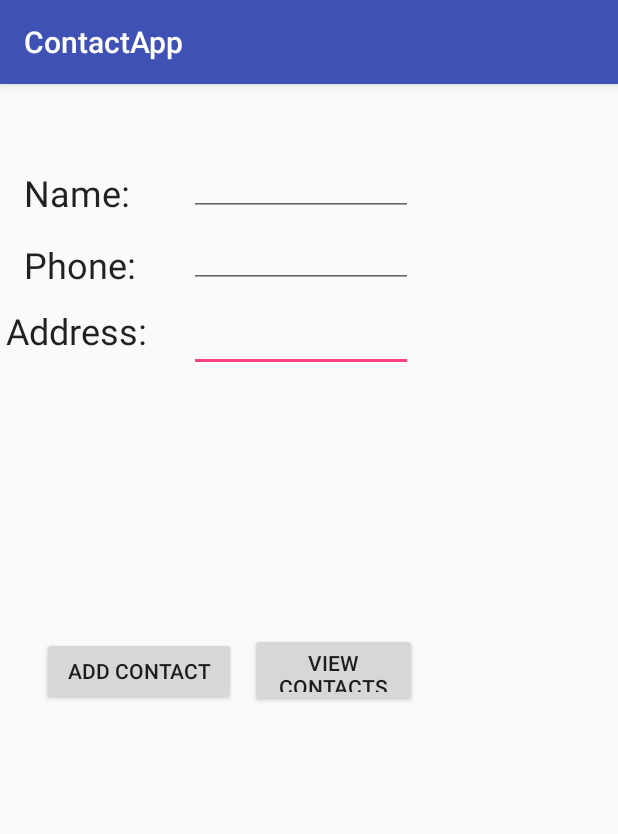
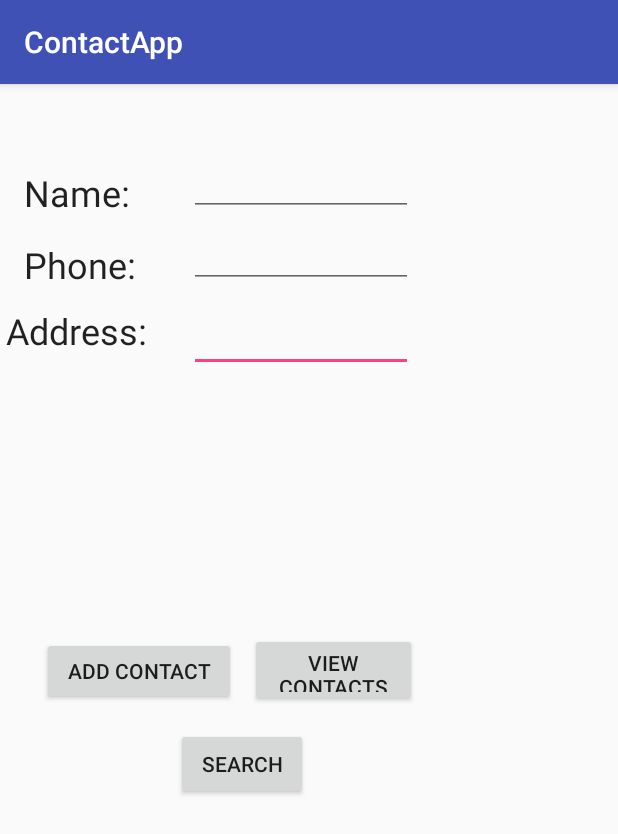
Before and after one commit to Blackc0650/BlackCameron_SQLnotes, an Android app: the screen it shows after launch (MainActivity), on a phone screen of 412 x 824 dp. Shown: the top 834 px of the screen. Run offline under Robolectric (Android 15) with nearby library versions, the phone set to English and light mode, and no system bars.

Commit message:
Up to date?
I might be up to date

```diff
--- a/app/src/main/AndroidManifest.xml
+++ b/app/src/main/AndroidManifest.xml
@@ -16,6 +16,7 @@
                 <category android:name="android.intent.category.LAUNCHER" />
             </intent-filter>
         </activity>
+        <activity android:name=".SearchActivity"></activity>
     </application>
 
 </manifest>
--- a/app/src/main/res/layout/activity_main.xml
+++ b/app/src/main/res/layout/activity_main.xml
@@ -96,4 +96,15 @@
         android:text="VIEW CONTACTS"
         app:layout_constraintStart_toEndOf="@+id/button"
         app:layout_constraintTop_toBottomOf="@+id/editText_address" />
+
+    <Button
+        android:id="@+id/button3"
+        android:layout_width="wrap_content"
+        android:layout_height="wrap_content"
+        android:layout_marginStart="117dp"
+        android:layout_marginTop="14dp"
+        android:onClick="searchRecord"
+        android:text="Search"
+        app:layout_constraintStart_toStartOf="parent"
+        app:layout_constraintTop_toBottomOf="@+id/button2" />
 </android.support.constraint.ConstraintLayout>
```
Also changed, not shown: app/src/main/java/com/contactapp/blackc0650/contactapp/MainActivity.java (+25 -1 lines), app/src/main/java/com/contactapp/blackc0650/contactapp/SearchActivity.java (added, +19 -0 lines), app/src/main/res/layout/activity_search.xml (added, +18 -0 lines), 1 other file.
